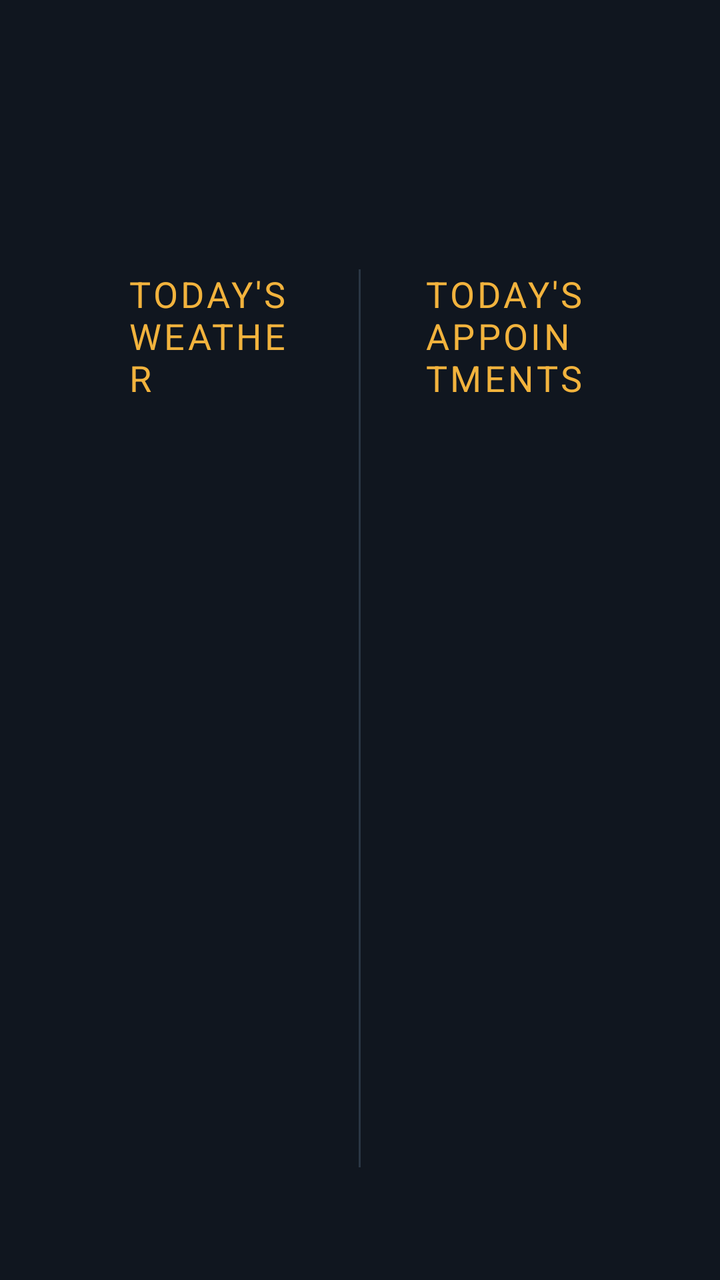
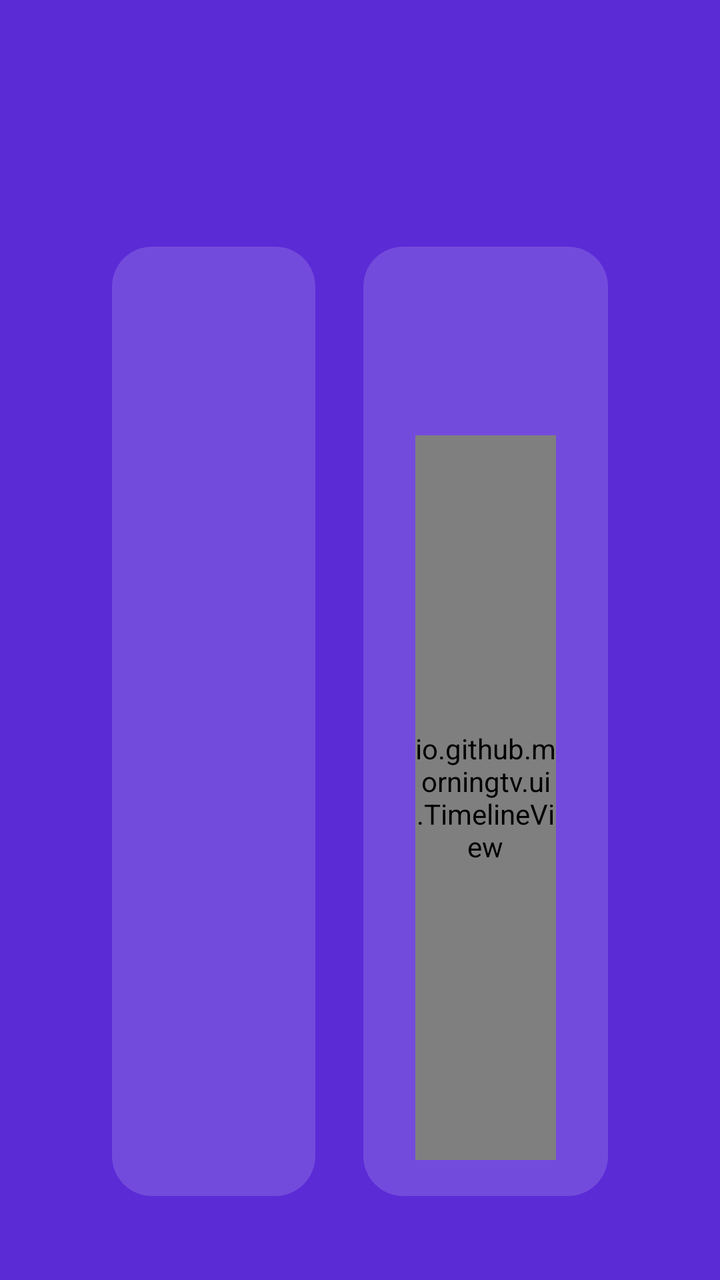

The first picture is an Android layout as it rendered before a commit; the second is the same layout after the commit. The layout source and the unified diff follow.
<!-- AndroidManifest.xml: application theme android:Theme.Material.NoActionBar.Fullscreen -->
<!-- res/layout/activity_main.xml -->
<?xml version="1.0" encoding="utf-8"?>
<LinearLayout xmlns:android="http://schemas.android.com/apk/res/android"
    android:layout_width="match_parent"
    android:layout_height="match_parent"
    android:background="#FF10161F"
    android:orientation="vertical"
    android:paddingStart="64dp"
    android:paddingTop="40dp"
    android:paddingEnd="64dp"
    android:paddingBottom="32dp">

    <LinearLayout
        android:layout_width="match_parent"
        android:layout_height="wrap_content"
        android:orientation="horizontal">
        <TextView android:id="@+id/greeting" android:layout_width="0dp" android:layout_height="wrap_content"
            android:layout_weight="1" android:textColor="#FFF2EBDD" android:textSize="44sp" />
        <TextView android:id="@+id/clock" android:layout_width="wrap_content" android:layout_height="wrap_content"
            android:textColor="#FFB8C2CF" android:textSize="28sp" />
    </LinearLayout>

    <LinearLayout
        android:layout_width="match_parent"
        android:layout_height="0dp"
        android:layout_marginTop="36dp"
        android:layout_weight="1"
        android:orientation="horizontal">

        <LinearLayout android:layout_width="0dp" android:layout_height="match_parent"
            android:layout_weight="1" android:orientation="vertical">
            <TextView android:id="@+id/weatherTitle" style="@style/SectionTitle" android:text="@string/weather_title" />
            <TextView android:id="@+id/weatherNow" android:layout_width="wrap_content" android:layout_height="wrap_content"
                android:layout_marginTop="12dp" android:textColor="#FFF2EBDD" android:textSize="40sp" />
            <TextView android:id="@+id/weatherDetail" android:layout_width="wrap_content" android:layout_height="wrap_content"
                android:layout_marginTop="8dp" android:lineSpacingExtra="6dp" android:textColor="#FFB8C2CF" android:textSize="24sp" />
            <TextView android:id="@+id/weatherHours" android:layout_width="wrap_content" android:layout_height="wrap_content"
                android:layout_marginTop="20dp" android:fontFamily="monospace" android:lineSpacingExtra="4dp"
                android:textColor="#FFB8C2CF" android:textSize="22sp" />
        </LinearLayout>

        <View android:layout_width="1dp" android:layout_height="match_parent" android:layout_marginStart="32dp"
            android:layout_marginEnd="32dp" android:background="#FF2A3644" />

        <LinearLayout android:layout_width="0dp" android:layout_height="match_parent"
            android:layout_weight="1" android:orientation="vertical">
            <TextView style="@style/SectionTitle" android:text="@string/agenda_title" />
            <LinearLayout android:id="@+id/agenda" android:layout_width="match_parent" android:layout_height="wrap_content"
                android:layout_marginTop="12dp" android:orientation="vertical" />
        </LinearLayout>
    </LinearLayout>

    <LinearLayout android:layout_width="match_parent" android:layout_height="wrap_content" android:orientation="horizontal">
        <TextView android:id="@+id/status" android:layout_width="0dp" android:layout_height="wrap_content"
            android:layout_weight="1" android:textColor="#FFE08A6B" android:textSize="18sp" />
        <TextView android:id="@+id/countdown" android:layout_width="wrap_content" android:layout_height="wrap_content"
            android:textColor="#FF7D8896" android:textSize="18sp" />
    </LinearLayout>
</LinearLayout>
<!-- resources referenced by this layout -->
<resources>
  <string name="agenda_title">TODAY\'S APPOINTMENTS</string>
  <string name="weather_title">TODAY\'S WEATHER</string>
  <style name="SectionTitle">
          <item name="android:layout_width">wrap_content</item>
          <item name="android:layout_height">wrap_content</item>
          <item name="android:textColor">#FFF2B33D</item>
          <item name="android:textSize">18sp</item>
          <item name="android:letterSpacing">0.08</item>
      </style>
</resources>

<!-- the commit's change to res/layout/activity_main.xml (unified diff, before → after) -->
@@ -1,58 +1,117 @@
 <?xml version="1.0" encoding="utf-8"?>
-<LinearLayout xmlns:android="http://schemas.android.com/apk/res/android"
+<FrameLayout xmlns:android="http://schemas.android.com/apk/res/android"
+    android:id="@+id/root"
     android:layout_width="match_parent"
     android:layout_height="match_parent"
-    android:background="#FF10161F"
-    android:orientation="vertical"
-    android:paddingStart="64dp"
-    android:paddingTop="40dp"
-    android:paddingEnd="64dp"
-    android:paddingBottom="32dp">
+    android:background="#FF5B2BD6">
 
     <LinearLayout
         android:layout_width="match_parent"
-        android:layout_height="wrap_content"
-        android:orientation="horizontal">
-        <TextView android:id="@+id/greeting" android:layout_width="0dp" android:layout_height="wrap_content"
-            android:layout_weight="1" android:textColor="#FFF2EBDD" android:textSize="44sp" />
-        <TextView android:id="@+id/clock" android:layout_width="wrap_content" android:layout_height="wrap_content"
-            android:textColor="#FFB8C2CF" android:textSize="28sp" />
-    </LinearLayout>
+        android:layout_height="match_parent"
+        android:orientation="vertical"
+        android:paddingStart="56dp"
+        android:paddingTop="36dp"
+        android:paddingEnd="56dp"
+        android:paddingBottom="18dp">
 
-    <LinearLayout
-        android:layout_width="match_parent"
-        android:layout_height="0dp"
-        android:layout_marginTop="36dp"
-        android:layout_weight="1"
-        android:orientation="horizontal">
-
-        <LinearLayout android:layout_width="0dp" android:layout_height="match_parent"
-            android:layout_weight="1" android:orientation="vertical">
-            <TextView android:id="@+id/weatherTitle" style="@style/SectionTitle" android:text="@string/weather_title" />
-            <TextView android:id="@+id/weatherNow" android:layout_width="wrap_content" android:layout_height="wrap_content"
-                android:layout_marginTop="12dp" android:textColor="#FFF2EBDD" android:textSize="40sp" />
-            <TextView android:id="@+id/weatherDetail" android:layout_width="wrap_content" android:layout_height="wrap_content"
-                android:layout_marginTop="8dp" android:lineSpacingExtra="6dp" android:textColor="#FFB8C2CF" android:textSize="24sp" />
-            <TextView android:id="@+id/weatherHours" android:layout_width="wrap_content" android:layout_height="wrap_content"
-                android:layout_marginTop="20dp" android:fontFamily="monospace" android:lineSpacingExtra="4dp"
-                android:textColor="#FFB8C2CF" android:textSize="22sp" />
+        <LinearLayout
+            android:layout_width="match_parent"
+            android:layout_height="wrap_content"
+            android:baselineAligned="true"
+            android:orientation="horizontal">
+            <TextView android:id="@+id/greeting" android:layout_width="0dp" android:layout_height="wrap_content"
+                android:layout_weight="1" android:textColor="#FFFFFFFF" android:textSize="46sp" />
+            <TextView android:id="@+id/clock" android:layout_width="wrap_content" android:layout_height="wrap_content"
+                android:textColor="#CCFFFFFF" android:textSize="28sp" />
         </LinearLayout>
 
-        <View android:layout_width="1dp" android:layout_height="match_parent" android:layout_marginStart="32dp"
-            android:layout_marginEnd="32dp" android:background="#FF2A3644" />
+        <LinearLayout
+            android:id="@+id/classicRow"
+            android:layout_width="match_parent"
+            android:layout_height="0dp"
+            android:layout_marginTop="26dp"
+            android:layout_weight="1"
+            android:orientation="horizontal">
 
-        <LinearLayout android:layout_width="0dp" android:layout_height="match_parent"
-            android:layout_weight="1" android:orientation="vertical">
-            <TextView style="@style/SectionTitle" android:text="@string/agenda_title" />
-            <LinearLayout android:id="@+id/agenda" android:layout_width="match_parent" android:layout_height="wrap_content"
-                android:layout_marginTop="12dp" android:orientation="vertical" />
+            <LinearLayout android:id="@+id/weatherCard" android:layout_width="0dp" android:layout_height="match_parent"
+                android:layout_weight="1" android:background="@drawable/card_bg" android:orientation="vertical"
+                android:paddingStart="26dp" android:paddingTop="22dp" android:paddingEnd="26dp" android:paddingBottom="22dp">
+                <TextView android:id="@+id/weatherTitle" style="@style/SectionTitle" />
+                <LinearLayout android:layout_width="match_parent" android:layout_height="wrap_content"
+                    android:layout_marginTop="8dp" android:gravity="center_vertical" android:orientation="horizontal">
+                    <TextView android:id="@+id/weatherNow" android:layout_width="wrap_content" android:layout_height="wrap_content"
+                        android:singleLine="true" android:textColor="#FFFFFFFF" android:textSize="46sp" />
+                    <TextView android:id="@+id/weatherLabel" android:layout_width="wrap_content" android:layout_height="wrap_content"
+                        android:layout_marginStart="12dp" android:singleLine="true" android:textColor="#CCFFFFFF" android:textSize="28sp" />
+                    <TextView android:id="@+id/weatherDetailWide" android:layout_width="wrap_content" android:layout_height="wrap_content"
+                        android:layout_marginStart="48dp" android:lineSpacingExtra="4dp" android:textColor="#CCFFFFFF"
+                        android:textSize="23sp" android:visibility="gone" />
+                </LinearLayout>
+                <TextView android:id="@+id/weatherDetail" android:layout_width="wrap_content" android:layout_height="wrap_content"
+                    android:layout_marginTop="6dp" android:lineSpacingExtra="4dp" android:textColor="#CCFFFFFF" android:textSize="23sp" />
+                <LinearLayout android:id="@+id/hours" android:layout_width="match_parent" android:layout_height="wrap_content"
+                    android:layout_marginTop="20dp" android:orientation="horizontal" />
+            </LinearLayout>
+
+            <LinearLayout android:id="@+id/calendarCard" android:layout_width="0dp" android:layout_height="match_parent"
+                android:layout_marginStart="24dp" android:layout_weight="1.2" android:background="@drawable/card_bg"
+                android:orientation="vertical" android:paddingStart="26dp" android:paddingTop="18dp"
+                android:paddingEnd="26dp" android:paddingBottom="18dp">
+                <LinearLayout android:id="@+id/calHeader" android:layout_width="match_parent" android:layout_height="wrap_content" android:orientation="horizontal">
+                    <LinearLayout android:layout_width="wrap_content" android:layout_height="wrap_content" android:orientation="vertical">
+                        <TextView android:id="@+id/calWeekday" android:layout_width="wrap_content" android:layout_height="wrap_content"
+                            android:letterSpacing="0.06" android:textColor="#CCFFFFFF" android:textSize="14sp" android:textStyle="bold" />
+                        <TextView android:id="@+id/calDay" android:layout_width="wrap_content" android:layout_height="wrap_content"
+                            android:fontFamily="sans-serif-light" android:includeFontPadding="false" android:textColor="#FFFFFFFF" android:textSize="44sp" />
+                    </LinearLayout>
+                    <LinearLayout android:id="@+id/chips" android:layout_width="0dp" android:layout_height="wrap_content"
+                        android:layout_weight="1" android:gravity="end" android:orientation="horizontal" />
+                </LinearLayout>
+                <io.github.morningtv.ui.TimelineView android:id="@+id/timeline" android:layout_width="match_parent"
+                    android:layout_height="0dp" android:layout_marginTop="6dp" android:layout_weight="1" />
+                <LinearLayout android:id="@+id/agendaList" android:layout_width="match_parent" android:layout_height="wrap_content"
+                    android:orientation="vertical" android:visibility="gone" />
+            </LinearLayout>
+        </LinearLayout>
+
+        <LinearLayout android:id="@+id/graphCard" android:layout_width="match_parent" android:layout_height="0dp"
+            android:layout_marginTop="22dp" android:layout_weight="1" android:background="@drawable/card_bg"
+            android:orientation="vertical" android:paddingStart="24dp" android:paddingTop="20dp"
+            android:paddingEnd="24dp" android:paddingBottom="16dp" android:visibility="gone">
+            <LinearLayout android:layout_width="match_parent" android:layout_height="wrap_content"
+                android:gravity="center_vertical" android:orientation="horizontal">
+                <TextView android:id="@+id/gNow" android:layout_width="wrap_content" android:layout_height="wrap_content"
+                    android:singleLine="true" android:textColor="#FFFFFFFF" android:textSize="36sp" />
+                <TextView android:id="@+id/gLabel" android:layout_width="wrap_content" android:layout_height="wrap_content"
+                    android:layout_marginStart="10dp" android:singleLine="true" android:textColor="#CCFFFFFF" android:textSize="18sp" />
+                <TextView android:id="@+id/gDetail" android:layout_width="0dp" android:layout_height="wrap_content"
+                    android:layout_marginStart="28dp" android:layout_weight="1" android:lineSpacingExtra="2dp"
+                    android:textColor="#CCFFFFFF" android:textSize="14sp" />
+                <LinearLayout android:id="@+id/gChips" android:layout_width="wrap_content" android:layout_height="wrap_content"
+                    android:orientation="horizontal" />
+            </LinearLayout>
+            <io.github.morningtv.ui.TimeGraphView android:id="@+id/graph" android:layout_width="match_parent"
+                android:layout_height="0dp" android:layout_marginTop="12dp" android:layout_weight="1" />
+        </LinearLayout>
+
+        <LinearLayout android:id="@+id/pill" android:layout_width="match_parent" android:layout_height="wrap_content"
+            android:layout_marginTop="22dp" android:background="@drawable/pill_bg" android:gravity="center_vertical"
+            android:orientation="horizontal" android:paddingStart="24dp" android:paddingTop="14dp"
+            android:paddingEnd="24dp" android:paddingBottom="14dp" android:visibility="gone">
+            <ImageView android:id="@+id/pillIcon" android:layout_width="26dp" android:layout_height="26dp" />
+            <TextView android:id="@+id/pillTime" android:layout_width="wrap_content" android:layout_height="wrap_content"
+                android:layout_marginStart="14dp" android:textColor="#FFFFFFFF" android:textSize="24sp" android:textStyle="bold" />
+            <TextView android:id="@+id/pillTitle" android:layout_width="0dp" android:layout_height="wrap_content"
+                android:layout_marginStart="14dp" android:layout_weight="1" android:ellipsize="end" android:singleLine="true"
+                android:textColor="#FFFFFFFF" android:textSize="24sp" />
+        </LinearLayout>
+
+        <LinearLayout android:layout_width="match_parent" android:layout_height="16dp" android:layout_marginTop="8dp" android:orientation="horizontal">
+            <TextView android:id="@+id/status" android:layout_width="0dp" android:layout_height="wrap_content"
+                android:layout_weight="1" android:drawablePadding="6dp" android:gravity="center_vertical"
+                android:textColor="#B3FFFFFF" android:textSize="12sp" />
+            <TextView android:id="@+id/countdown" android:layout_width="wrap_content" android:layout_height="wrap_content"
+                android:textColor="#B3FFFFFF" android:textSize="12sp" />
         </LinearLayout>
     </LinearLayout>
-
-    <LinearLayout android:layout_width="match_parent" android:layout_height="wrap_content" android:orientation="horizontal">
-        <TextView android:id="@+id/status" android:layout_width="0dp" android:layout_height="wrap_content"
-            android:layout_weight="1" android:textColor="#FFE08A6B" android:textSize="18sp" />
-        <TextView android:id="@+id/countdown" android:layout_width="wrap_content" android:layout_height="wrap_content"
-            android:textColor="#FF7D8896" android:textSize="18sp" />
-    </LinearLayout>
-</LinearLayout>
+</FrameLayout>
<!-- resource entries referenced after the edit -->
@@ -1,13 +1,24 @@
 <!-- resources referenced by this layout -->
 <resources>
-  <string name="agenda_title">TODAY\'S APPOINTMENTS</string>
-  <string name="weather_title">TODAY\'S WEATHER</string>
+  <!-- drawable card_bg (drawable) -->
+  <?xml version="1.0" encoding="utf-8"?>
+  <shape xmlns:android="http://schemas.android.com/apk/res/android" android:shape="rectangle">
+      <solid android:color="#26FFFFFF" />
+      <corners android:radius="20dp" />
+  </shape>
+  <!-- drawable pill_bg (drawable) -->
+  <?xml version="1.0" encoding="utf-8"?>
+  <shape xmlns:android="http://schemas.android.com/apk/res/android" android:shape="rectangle">
+      <solid android:color="#26FFFFFF" />
+      <corners android:radius="16dp" />
+  </shape>
   <style name="SectionTitle">
           <item name="android:layout_width">wrap_content</item>
           <item name="android:layout_height">wrap_content</item>
-          <item name="android:textColor">#FFF2B33D</item>
-          <item name="android:textSize">18sp</item>
-          <item name="android:letterSpacing">0.08</item>
+          <item name="android:textColor">#CCFFFFFF</item>
+          <item name="android:textSize">17sp</item>
+          <item name="android:textStyle">bold</item>
+          <item name="android:letterSpacing">0.06</item>
       </style>
 </resources>
 
